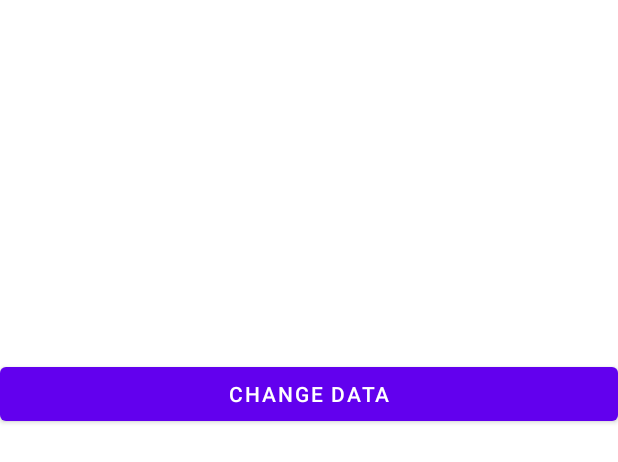
After one commit to doanptand/MVVM_Kotlin, an Android app: the layout activity_profile.xml on its own in the app's theme, with its tools: preview values and no code run, on a phone screen of 412 x 824 dp. The commit adds this screen. Shown: the top 462 px of the screen. Run offline under Robolectric (Android 15) with nearby library versions, the phone set to English and light mode, and no system bars.

Commit message:
add layout

```diff
--- /dev/null
+++ b/app/src/main/res/drawable/ic_baseline_menu_24.xml
@@ -0,0 +1,5 @@
+<vector android:height="24dp" android:tint="#FFFFFF"
+    android:viewportHeight="24" android:viewportWidth="24"
+    android:width="24dp" xmlns:android="http://schemas.android.com/apk/res/android">
+    <path android:fillColor="@android:color/white" android:pathData="M3,18h18v-2L3,16v2zM3,13h18v-2L3,11v2zM3,6v2h18L21,6L3,6z"/>
+</vector>
--- /dev/null
+++ b/app/src/main/res/layout/activity_profile.xml
@@ -0,0 +1,34 @@
+<?xml version="1.0" encoding="utf-8"?>
+<layout xmlns:android="http://schemas.android.com/apk/res/android">
+
+    <data>
+
+    </data>
+
+    <LinearLayout
+        android:layout_width="match_parent"
+        android:layout_height="match_parent"
+        android:orientation="vertical">
+
+        <TextView
+            android:id="@+id/tvName"
+            android:layout_width="match_parent"
+            android:layout_height="wrap_content" />
+
+        <TextView
+            android:id="@+id/tvEmail"
+            android:layout_width="match_parent"
+            android:layout_height="wrap_content" />
+
+        <ImageView
+            android:id="@+id/imgAvatar"
+            android:layout_width="200dp"
+            android:layout_height="200dp" />
+
+        <Button
+            android:id="@+id/btnClick"
+            android:layout_width="match_parent"
+            android:layout_height="wrap_content"
+            android:text="Change data" />
+    </LinearLayout>
+</layout>
--- a/app/src/main/res/values/colors.xml
+++ b/app/src/main/res/values/colors.xml
@@ -7,6 +7,10 @@
     <color name="teal_700">#FF018786</color>
     <color name="black">#FF000000</color>
     <color name="white">#FFFFFFFF</color>
+
+    <color name="colorPrimary">#6200EE</color>
+    <color name="colorPrimaryDark">#3700B3</color>
+    <color name="colorAccent">#03DAC5</color>
 
 
     <color name="transparent">#00000000</color>
```
Also changed, not shown: app/src/main/res/drawable/ic_heart.xml (added, +9 -0 lines), app/src/main/res/drawable/ic_info.xml (added, +15 -0 lines), app/src/main/res/layout/activity_main.xml (+30 -12 lines), app/src/main/res/layout/fragment_favorite.xml (added, +14 -0 lines), app/src/main/res/layout/fragment_pokemon.xml (added, +14 -0 lines), app/src/main/res/layout/header_main.xml (added, +12 -0 lines), app/src/main/res/layout/item_pokemon.xml (added, +28 -0 lines), app/src/main/res/menu/menu_main.xml (added, +17 -0 lines), app/src/main/res/drawable/pokemon.jpg (added).
